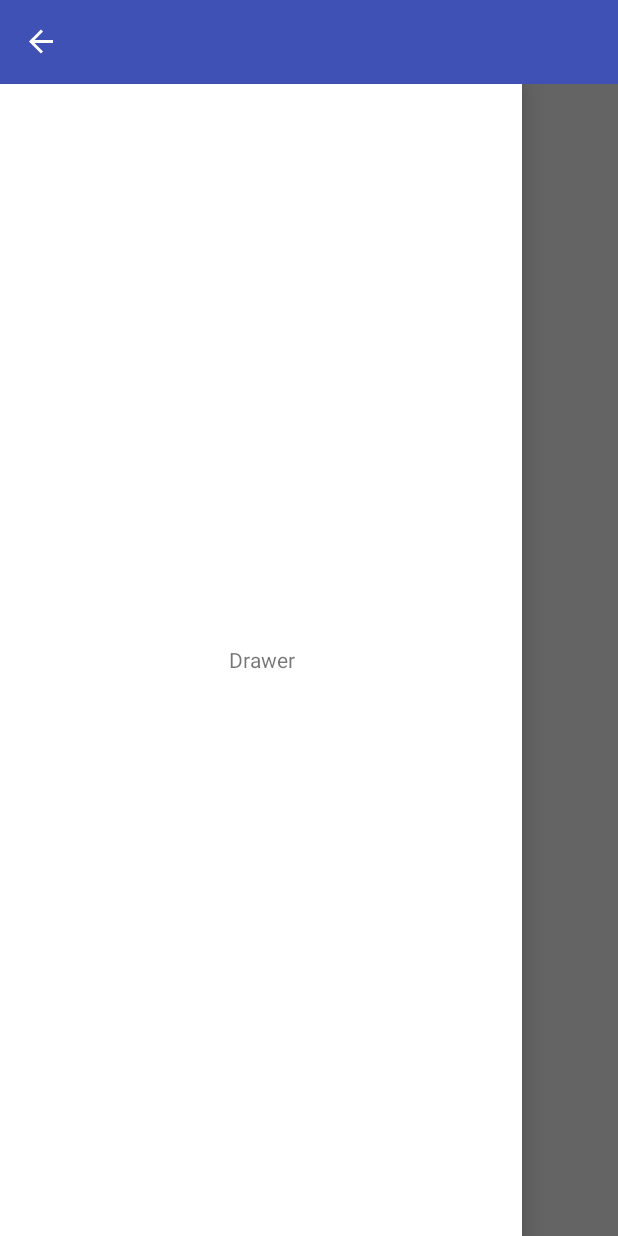
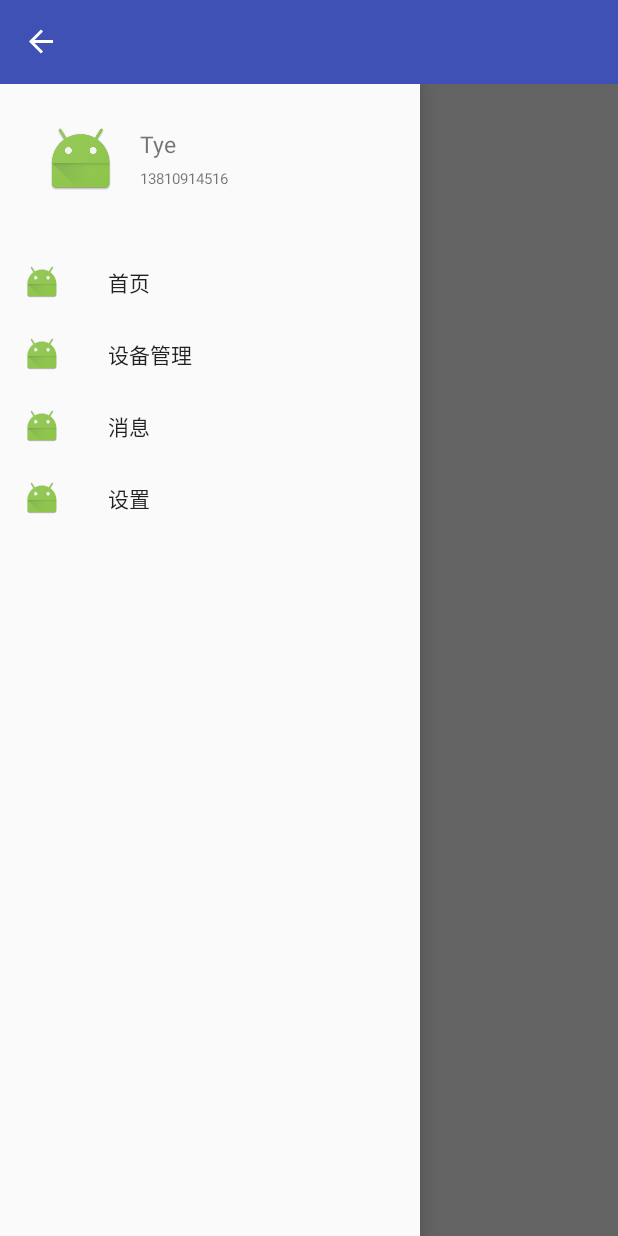
Before and after one commit to Tyeeee/SmartRiding, an Android app: the screen it shows after launch (MainActivity), with the side drawer open, on a phone screen of 412 x 824 dp. Run offline under Robolectric (Android 15) with nearby library versions, the phone set to English and light mode, and no system bars; our stand-ins replace ButterKnife.

Commit message:
增加menu菜单

```diff
--- a/app/src/main/java/com/yjt/app/MainActivity.java
+++ b/app/src/main/java/com/yjt/app/MainActivity.java
@@ -3,23 +3,33 @@ package com.yjt.app;
 import android.content.res.Configuration;
 import android.os.Bundle;
 import android.os.PersistableBundle;
+import android.support.design.widget.NavigationView;
+import android.support.design.widget.Snackbar;
 import android.support.v4.widget.DrawerLayout;
 import android.support.v7.app.ActionBarDrawerToggle;
 import android.support.v7.widget.Toolbar;
 import android.view.MenuItem;
+import android.view.View;
+import android.widget.ImageView;
+import android.widget.RelativeLayout;
+import android.widget.TextView;
 
 import com.yjt.app.ui.base.BaseActivity;
+import com.yjt.app.utils.SnackBarUtil;
 
 import butterknife.BindView;
 import butterknife.ButterKnife;
 
 
-public class MainActivity extends BaseActivity {
+public class MainActivity extends BaseActivity implements NavigationView.OnNavigationItemSelectedListener, View.OnClickListener {
 
-    @BindView(R.id.tbMenu)
-    Toolbar      tbMenu;
-    @BindView(R.id.dlContent)
-    DrawerLayout dlContent;
+    private Toolbar toolbar;
+    private DrawerLayout drawerLayout;
+    private NavigationView nvMenu;
+    private RelativeLayout rlHeader;
+    private ImageView ivHeader;
+    private TextView tvAccountName;
+    private TextView tvTelphoneNumber;
     private ActionBarDrawerToggle mToggle;
 
 //    static {
@@ -30,7 +40,7 @@ public class MainActivity extends BaseActivity {
     protected void onCreate(Bundle savedInstanceState) {
         super.onCreate(savedInstanceState);
         setContentView(R.layout.activity_main);
-        ButterKnife.bind(this);
+        findViewById();
         initialize(savedInstanceState);
         setListener();
     }
@@ -60,14 +70,61 @@ public class MainActivity extends BaseActivity {
         mToggle.onConfigurationChanged(newConfig);
     }
 
+
+    @Override
+    protected void findViewById() {
+        toolbar = (Toolbar) findViewById(R.id.toolbar);
+        drawerLayout = (DrawerLayout) findViewById(R.id.drawerLayout);
+        nvMenu = (NavigationView) findViewById(R.id.nvMenu);
+        rlHeader = (RelativeLayout) nvMenu.getHeaderView(0).findViewById(R.id.rlHeader);
+        ivHeader = (ImageView) nvMenu.getHeaderView(0).findViewById(R.id.ivHead);
+        tvAccountName = (TextView) nvMenu.getHeaderView(0).findViewById(R.id.tvAccountName);
+        tvTelphoneNumber = (TextView) nvMenu.getHeaderView(0).findViewById(R.id.tvTelphoneNumber);
+    }
+
     @Override
     protected void setListener() {
-        dlContent.addDrawerListener(mToggle);
+        drawerLayout.addDrawerListener(mToggle);
+        nvMenu.getHeaderView(0).setOnClickListener(this);
+        nvMenu.setNavigationItemSelectedListener(this);
     }
 
     @Override
     protected void initialize(Bundle savedInstanceState) {
-        mToggle = new ActionBarDrawerToggle(this, dlContent, tbMenu, R.string.open, R.string.close);
+        mToggle = new ActionBarDrawerToggle(this, drawerLayout, toolbar, R.string.open, R.string.close);
+        nvMenu.setItemIconTintList(null);
+    }
+
+    @Override
+    public void onClick(View view) {
+        switch (view.getId()) {
+            case R.id.rlHeader:
+                SnackBarUtil.getInstance().showSnackBar(nvMenu, getResources().getString(R.string.app_name), Snackbar.LENGTH_SHORT);
+                drawerLayout.closeDrawers();
+                break;
+            default:
+                break;
+        }
+    }
+
+    @Override
+    public boolean onNavigationItemSelected(MenuItem item) {
+        switch (item.getItemId()) {
+            case R.id.itemHomePage:
+                SnackBarUtil.getInstance().showSnackBar(nvMenu, getResources().getString(R.string.home_page), Snackbar.LENGTH_SHORT);
+                break;
+            case R.id.itemDeviceManagement:
+                SnackBarUtil.getInstance().showSnackBar(nvMenu, getResources().getString(R.string.device_management), Snackbar.LENGTH_SHORT);
+                break;
+            case R.id.itemMessage:
+                SnackBarUtil.getInstance().showSnackBar(nvMenu, getResources().getString(R.string.message), Snackbar.LENGTH_SHORT);
+                break;
+            case R.id.itemSetting:
+                SnackBarUtil.getInstance().showSnackBar(nvMenu, getResources().getString(R.string.setting), Snackbar.LENGTH_SHORT);
+                break;
+        }
+        drawerLayout.closeDrawers();
+        return true;
     }
 
 
--- a/app/src/main/java/com/yjt/app/ui/base/BaseFragment.java
+++ b/app/src/main/java/com/yjt/app/ui/base/BaseFragment.java
@@ -19,7 +19,6 @@ import com.autonavi.tbt.TrafficFacilityInfo;
 import com.yjt.app.utils.LogUtil;
 
 public abstract class BaseFragment extends Fragment implements AMapNaviListener, AMapNaviViewListener, GeocodeSearch.OnGeocodeSearchListener {
-
 
     protected abstract void gpsOpenStatus(boolean b);
 
--- /dev/null
+++ b/app/src/main/res/drawable/shape_rounded_corners.xml
@@ -0,0 +1,6 @@
+<?xml version="1.0" encoding="utf-8"?>
+<shape xmlns:android="http://schemas.android.com/apk/res/android"
+       android:shape="rectangle">
+    <solid android:color="@android:color/white"/>
+    <corners android:radius="@dimen/dp_5"/>
+</shape>
--- a/app/src/main/res/layout/activity_main.xml
+++ b/app/src/main/res/layout/activity_main.xml
@@ -1,6 +1,5 @@
 <?xml version="1.0" encoding="utf-8"?>
 <LinearLayout
-    android:id="@+id/activity_main"
     xmlns:android="http://schemas.android.com/apk/res/android"
     xmlns:tools="http://schemas.android.com/tools"
     android:layout_width="match_parent"
@@ -9,7 +8,7 @@
     tools:context="com.yjt.app.MainActivity">
 
     <android.support.v7.widget.Toolbar
-        android:id="@+id/tbMenu"
+        android:id="@+id/toolbar"
         android:layout_width="match_parent"
         android:layout_height="wrap_content"
         android:background="?attr/colorPrimary"
@@ -17,28 +16,25 @@
         android:theme="@style/Theme.Drawer.ArrowAnimation"/>
 
     <android.support.v4.widget.DrawerLayout
-        android:id="@+id/dlContent"
+        xmlns:app="http://schemas.android.com/apk/res-auto"
+        android:id="@+id/drawerLayout"
         android:layout_width="match_parent"
         android:layout_height="match_parent">
 
         <FrameLayout
             android:id="@+id/flContent"
             android:layout_width="match_parent"
-            android:layout_height="match_parent" />
+            android:layout_height="match_parent"/>
 
-        <LinearLayout
-            android:layout_width="match_parent"
+        <android.support.design.widget.NavigationView
+            android:id="@+id/nvMenu"
+            android:layout_width="wrap_content"
             android:layout_height="match_parent"
             android:layout_gravity="start"
-            android:background="@android:color/white"
-            android:orientation="vertical">
-
-            <TextView
-                android:layout_width="match_parent"
-                android:layout_height="match_parent"
-                android:gravity="center"
-                android:text="Drawer"/>
-        </LinearLayout>
+            android:scrollbars="none"
+            android:theme="@style/Theme.Translucent.Navigation"
+            app:headerLayout="@layout/view_menu_header"
+            app:menu="@menu/view_menu_content"/>
     </android.support.v4.widget.DrawerLayout>
 
 </LinearLayout>
--- /dev/null
+++ b/app/src/main/res/layout/view_line.xml
@@ -0,0 +1,6 @@
+<?xml version="1.0" encoding="utf-8"?>
+<View
+    xmlns:android="http://schemas.android.com/apk/res/android"
+    android:layout_width="match_parent"
+    android:layout_height="@dimen/dp_1"
+    android:background="@android:color/black"/>
--- /dev/null
+++ b/app/src/main/res/layout/view_menu_header.xml
@@ -0,0 +1,48 @@
+<?xml version="1.0" encoding="utf-8"?>
+<RelativeLayout
+    xmlns:android="http://schemas.android.com/apk/res/android"
+    xmlns:tools="http://schemas.android.com/tools"
+    android:id="@+id/rlHeader"
+    android:layout_width="match_parent"
+    android:layout_height="@dimen/dp_100"
+    tools:context="com.yjt.app.MainActivity">
+
+    <ImageView
+        android:id="@+id/ivHead"
+        android:layout_width="wrap_content"
+        android:layout_height="wrap_content"
+        android:layout_alignParentLeft="true"
+        android:layout_alignParentStart="true"
+        android:layout_centerVertical="true"
+        android:layout_marginEnd="@dimen/dp_15"
+        android:layout_marginLeft="@dimen/dp_30"
+        android:layout_marginRight="@dimen/dp_15"
+        android:layout_marginStart="@dimen/dp_30"
+        android:contentDescription="@null"
+        android:src="@mipmap/ic_launcher"/>
+
+    <LinearLayout
+        android:layout_width="match_parent"
+        android:layout_height="wrap_content"
+        android:layout_centerVertical="true"
+        android:layout_toEndOf="@+id/ivHead"
+        android:layout_toRightOf="@+id/ivHead"
+        android:orientation="vertical">
+
+        <TextView
+            android:id="@+id/tvAccountName"
+            android:layout_width="wrap_content"
+            android:layout_height="wrap_content"
+            android:layout_marginBottom="@dimen/dp_5"
+            android:text="Tye"
+            android:textSize="@dimen/sp_15"/>
+
+        <TextView
+            android:id="@+id/tvTelphoneNumber"
+            android:layout_width="wrap_content"
+            android:layout_height="wrap_content"
+            android:text="13810914516"
+            android:textSize="@dimen/sp_10"/>
+    </LinearLayout>
+
+</RelativeLayout>
--- /dev/null
+++ b/app/src/main/res/menu/view_menu_content.xml
@@ -0,0 +1,24 @@
+<?xml version="1.0" encoding="utf-8"?>
+<menu xmlns:android="http://schemas.android.com/apk/res/android">
+
+    <group
+        android:checkableBehavior="single">
+        <item
+            android:id="@+id/itemHomePage"
+            android:icon="@mipmap/ic_launcher"
+            android:title="@string/home_page"/>
+        <item
+            android:id="@+id/itemDeviceManagement"
+            android:icon="@mipmap/ic_launcher"
+            android:title="@string/device_management"/>
+        <item
+            android:id="@+id/itemMessage"
+            android:icon="@mipmap/ic_launcher"
+            android:title="@string/message"/>
+        <item
+            android:id="@+id/itemSetting"
+            android:icon="@mipmap/ic_launcher"
+            android:title="@string/setting"/>
+    </group>
+
+</menu>
--- a/app/src/main/res/values-v19/styles.xml
+++ b/app/src/main/res/values-v19/styles.xml
@@ -8,11 +8,6 @@
         <item name="colorAccent">@color/colorAccent</item>
     </style>
 
-    <style name="ColorTranslucentTheme" parent="Theme.AppCompat.Light.DarkActionBar">
-        <item name="android:windowTranslucentStatus">true</item>
-        <item name="android:windowTranslucentNavigation">true</item>
-    </style>
-
     <style name="Theme.Translucent.Navigation" parent="Theme.AppCompat.Light.DarkActionBar">
         <item name="android:windowTranslucentStatus">true</item>
         <item name="android:windowTranslucentNavigation">true</item>
--- a/app/src/main/res/values/dimens.xml
+++ b/app/src/main/res/values/dimens.xml
@@ -2,4 +2,20 @@
     <!-- Default screen margins, per the Android Design guidelines. -->
     <dimen name="activity_horizontal_margin">16dp</dimen>
     <dimen name="activity_vertical_margin">16dp</dimen>
+
+    <dimen name="dp_1">1dp</dimen>
+    <dimen name="dp_5">5dp</dimen>
+    <dimen name="dp_10">10dp</dimen>
+    <dimen name="dp_15">15dp</dimen>
+    <dimen name="dp_20">20dp</dimen>
+    <dimen name="dp_25">25dp</dimen>
+    <dimen name="dp_30">30dp</dimen>
+    <dimen name="dp_100">100dp</dimen>
+
+    <dimen name="sp_5">5sp</dimen>
+    <dimen name="sp_10">10sp</dimen>
+    <dimen name="sp_15">15sp</dimen>
+    <dimen name="sp_20">20sp</dimen>
+    <dimen name="sp_25">25sp</dimen>
+    <dimen name="sp_30">30sp</dimen>
 </resources>
--- a/app/src/main/res/values/strings.xml
+++ b/app/src/main/res/values/strings.xml
@@ -2,6 +2,10 @@
 
     <string name="open">open</string>
     <string name="close">close</string>
+    <string name="home_page">首页</string>
+    <string name="device_management">设备管理</string>
+    <string name="message">消息</string>
+    <string name="setting">设置</string>
 
     <string name="app_name">智慧骑行</string>
     <string name="bluetooth_name">蓝牙设备名称:</string>
```
Also changed, not shown: app/src/main/java/com/yjt/app/constant/Constant.java (+27 -24 lines), app/src/main/java/com/yjt/app/constant/Regex.java (added, +60 -0 lines), app/src/main/java/com/yjt/app/ui/base/BaseActivity.java (+6 -5 lines), app/src/main/java/com/yjt/app/utils/SharedPreferenceUtil.java (added, +138 -0 lines), app/src/main/java/com/yjt/app/utils/SnackBarUtil.java (added, +89 -0 lines), app/src/main/java/com/yjt/app/utils/VersionUtil.java (added, +73 -0 lines), app/src/main/res/drawable-v21/background_ripple.xml (added, +11 -0 lines), app/src/main/res/layout/view_menu_content.xml (added, +51 -0 lines).
